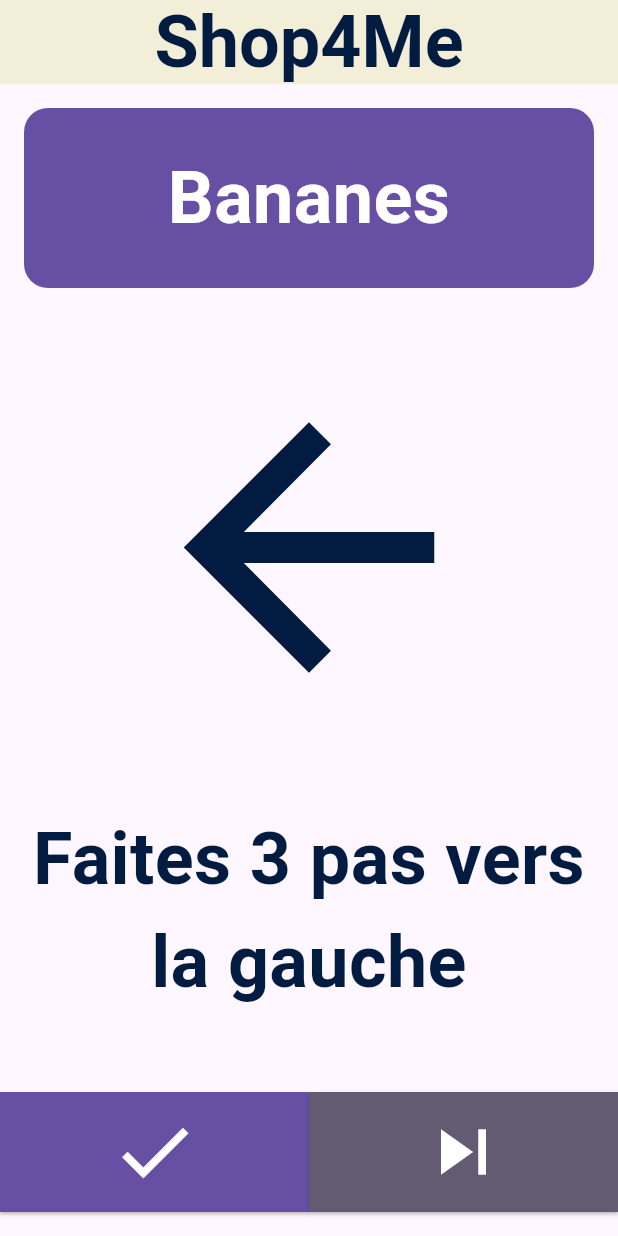
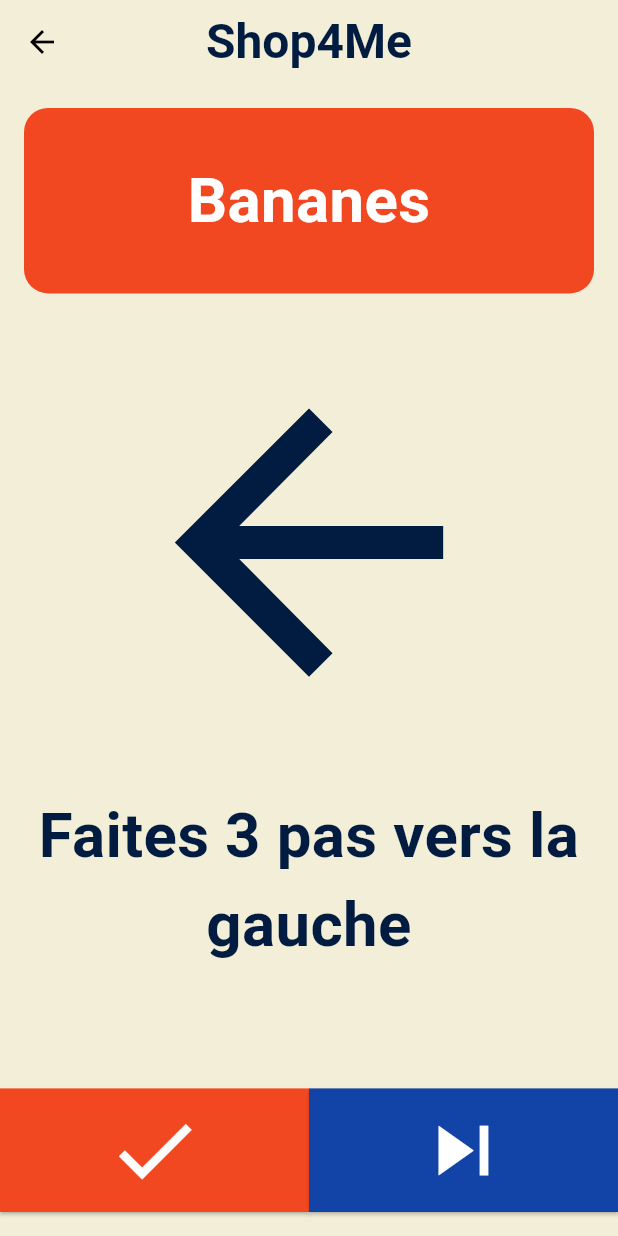
Before and after one commit to MatthieuFranques/ShopForMe, a Flutter app: the screen it shows after launch, after a tap on the "play arrow" icon, on a phone screen of 412 x 824 dp. Run offline on Flutter 3.47's test engine with Material 3 defaults, Android fonts, the phone set to English and light mode, and no system bars; our stand-ins replace flutter_bloc.

Commit message:
fix: Adaptation size screen & add final navigation page

```diff
--- a/mobile/lib/app.dart
+++ b/mobile/lib/app.dart
@@ -29,7 +29,7 @@ class Shop4MeApp extends StatelessWidget {
         ..add(LoadNavigationEvent()), // Charge l'événement initial
       child: MaterialApp(
         title: 'Shop4Me',
-        // Todo Add thème
+        theme: Shop4MeTheme.lightTheme,
         home: HomeScreen(), // Page d'accueil par défaut
       ),
     );
--- a/mobile/lib/config/theme.dart
+++ b/mobile/lib/config/theme.dart
@@ -1,59 +1,43 @@
 import 'package:flutter/material.dart';
+class Shop4MeTheme {
+  static ThemeData get lightTheme {
+    return ThemeData(
+      colorScheme: ColorScheme.fromSwatch().copyWith(
+        primary: const Color.fromARGB(255, 242, 72, 34),
+        secondary: const Color.fromARGB(255, 18, 67, 166),
+        tertiary: const Color.fromARGB(255, 1, 28, 64),
+      ),
 
-class Shop4MeTheme {
-  static ThemeData getTheme({required FontSize fontSize}) {
-    final baseTextTheme = _getBaseTextTheme(fontSize);
+      //Fond de l'application
+      scaffoldBackgroundColor: const Color.fromARGB(255, 242, 238, 216),
 
-    return ThemeData(
-      primaryColor: Colors.blue[900],
-      scaffoldBackgroundColor: const Color(0xFFF5F5DC),
-      colorScheme: ColorScheme.fromSwatch(
-        primarySwatch: Colors.blue,
-        accentColor: const Color(0xFFF24822),
+      //Bouton principal
+      elevatedButtonTheme: ElevatedButtonThemeData(
+        style: ButtonStyle(
+          // Bouton principal
+          backgroundColor: MaterialStateProperty.all(const Color.fromARGB(255, 242, 72, 34)),
+          foregroundColor: MaterialStateProperty.all(Colors.white),
+        ),
       ),
-      appBarTheme: const AppBarTheme(
-        backgroundColor: Color(0xFF011C40),
-        foregroundColor: Colors.white,
+
+      //Bouton secondaire
+      outlinedButtonTheme: OutlinedButtonThemeData(
+        style: OutlinedButton.styleFrom(
+          backgroundColor: const Color.fromARGB(255, 18, 67, 166),
+          foregroundColor: Colors.white,
+        ),
       ),
-      textTheme: baseTextTheme,
-      elevatedButtonTheme: ElevatedButtonThemeData(
-        style: ElevatedButton.styleFrom(
-          backgroundColor: Colors.orange,
-          foregroundColor: Colors.white,
-          shape: RoundedRectangleBorder(
-            borderRadius: BorderRadius.circular(8),
-          ),
+
+      //Champ de recherche
+      inputDecorationTheme: InputDecorationTheme(
+        filled: true,
+        fillColor: const Color.fromARGB(255, 29, 100, 242),
+        hintStyle: const TextStyle(color: Colors.white),
+        border: OutlineInputBorder(
+          borderRadius: BorderRadius.circular(8),
+          borderSide: BorderSide.none,
         ),
       ),
     );
   }
-
-  static TextTheme _getBaseTextTheme(FontSize fontSize) {
-    final double scaleFactor = _getFontScaleFactor(fontSize);
-    return TextTheme(
-      headlineMedium: TextStyle(
-          fontSize: 24 * scaleFactor,
-          fontWeight: FontWeight.bold,
-          color: Colors.black),
-      titleLarge: TextStyle(
-          fontSize: 20 * scaleFactor,
-          fontWeight: FontWeight.bold,
-          color: Colors.black),
-      bodyLarge: TextStyle(fontSize: 16 * scaleFactor, color: Colors.black),
-      bodyMedium: TextStyle(fontSize: 14 * scaleFactor, color: Colors.black),
-    );
-  }
-
-  static double _getFontScaleFactor(FontSize fontSize) {
-    switch (fontSize) {
-      case FontSize.small:
-        return 0.8;
-      case FontSize.medium:
-        return 1.0;
-      case FontSize.large:
-        return 1.2;
-    }
-  }
 }
-
-enum FontSize { small, medium, large }
--- a/mobile/lib/ui/screens/home_screen.dart
+++ b/mobile/lib/ui/screens/home_screen.dart
@@ -43,7 +43,11 @@ class HomeScreen extends StatelessWidget {
               Center(
                 child: StartButton(
                   onPressed: () {
-                    _startShopping(context);
+                    Navigator.push(
+                      context,
+                      MaterialPageRoute(builder: (context) => NavigationPage()),
+                    );
+                    // _startShopping(context);
                   },
                 ),
               ),
--- a/mobile/lib/ui/screens/navigation_screen.dart
+++ b/mobile/lib/ui/screens/navigation_screen.dart
@@ -1,19 +1,20 @@
 import 'package:flutter/material.dart';
 import 'package:flutter_bloc/flutter_bloc.dart';
 import 'package:mobile/blocs/navigation_bloc.dart';
-import 'package:mobile/ui/screens/home_screen.dart';
+import 'package:mobile/ui/screens/final_navigation_screen.dart';
 
 class NavigationPage extends StatelessWidget {
   @override
   Widget build(BuildContext context) {
+    final screenHeight = MediaQuery.of(context).size.height;
+    final screenWidth = MediaQuery.of(context).size.width;
+
     return Scaffold(
-      //Logo de l'application
       appBar: AppBar(
-        automaticallyImplyLeading: false,
         title: const Text(
           'Shop4Me',
           style: TextStyle(
-            fontSize: 48,
+            fontSize: 32,
             fontWeight: FontWeight.bold,
             color: Color.fromARGB(255, 1, 28, 64),
           ),
@@ -26,13 +27,13 @@ class NavigationPage extends StatelessWidget {
         builder: (context, state) {
           if (state is NavigationLoadedState) {
             return Column(
-              mainAxisAlignment: MainAxisAlignment.spaceBetween,
+              mainAxisAlignment: MainAxisAlignment.center,
               children: [
-                //Bloc avec l'aliment recherché
+                // Bloc avec l'aliment recherché
                 Padding(
                   padding: const EdgeInsets.all(16.0),
                   child: Container(
-                    height: 120,
+                    height: screenHeight * 0.15,
                     width: double.infinity,
                     decoration: BoxDecoration(
                       color: Theme.of(context).colorScheme.primary,
@@ -41,8 +42,8 @@ class NavigationPage extends StatelessWidget {
                     child: Center(
                       child: Text(
                         state.objectName,
-                        style: const TextStyle(
-                          fontSize: 48,
+                        style: TextStyle(
+                          fontSize: screenHeight * 0.05,
                           color: Colors.white,
                           fontWeight: FontWeight.bold,
                         ),
@@ -51,24 +52,24 @@ class NavigationPage extends StatelessWidget {
                     ),
                   ),
                 ),
-                //Icon de navigation
+                // Icône de navigation
                 Padding(
-                  padding: const EdgeInsets.symmetric(vertical: 32),
+                  padding: const EdgeInsets.symmetric(vertical: 16),
                   child: Icon(
                     state.arrowDirection == ArrowDirection.left
                         ? Icons.arrow_back
                         : Icons.arrow_forward,
-                    size: 250,
+                    size: screenWidth * 0.65,
                     color: Color.fromARGB(255, 1, 28, 64),
                   ),
                 ),
-                //Instruction de navigation
+                // Instruction de navigation
                 Padding(
                   padding: const EdgeInsets.symmetric(vertical: 16),
                   child: Text(
                     state.instruction,
-                    style: const TextStyle(
-                      fontSize: 48,
+                    style: TextStyle(
+                      fontSize: screenHeight * 0.05,
                       color: Color.fromARGB(255, 1, 28, 64),
                       fontWeight: FontWeight.bold,
                     ),
@@ -81,12 +82,12 @@ class NavigationPage extends StatelessWidget {
                   child: Row(
                     children: [
                       Expanded(
-                        //Bouton de validation
+                        // Bouton de validation
                         child: ElevatedButton(
                           onPressed: () {
                             Navigator.push(
                               context,
-                              MaterialPageRoute(builder: (context) => HomeScreen()),
+                              MaterialPageRoute(builder: (context) => FinalNavigationScreen()),
                             );
                           },
                           style: ElevatedButton.styleFrom(
@@ -99,18 +100,18 @@ class NavigationPage extends StatelessWidget {
                           ),
                           child: Container(
                             width: double.infinity,
-                            height: 80,
+                            height: screenHeight * 0.1,
                             alignment: Alignment.center,
-                            child: const Icon(
+                            child: Icon(
                               Icons.check,
-                              size: 60,
+                              size: screenHeight * 0.08,
                               color: Colors.white,
                             ),
                           ),
                         ),
                       ),
                       Expanded(
-                        //Bouton de skip pour passer à un autre aliment
+                        // Bouton de skip pour passer à un autre aliment
                         child: ElevatedButton(
                           onPressed: () {
                             // to do
@@ -125,11 +126,11 @@ class NavigationPage extends StatelessWidget {
                           ),
                           child: Container(
                             width: double.infinity,
-                            height: 80,
+                            height: screenHeight * 0.1,
                             alignment: Alignment.center,
-                            child: const Icon(
+                            child: Icon(
                               Icons.skip_next,
-                              size: 60,
+                              size: screenHeight * 0.08,
                               color: Colors.white,
                             ),
                           ),
@@ -141,7 +142,7 @@ class NavigationPage extends StatelessWidget {
               ],
             );
           } else {
-            //Loader si les données à chercher n'ont pas été reçu
+            // Loader si les données ne sont pas encore chargées
             return const Center(
               child: CircularProgressIndicator(),
             );
```
Also changed, not shown: mobile/lib/ui/screens/final_navigation_screen.dart (added, +77 -0 lines).
